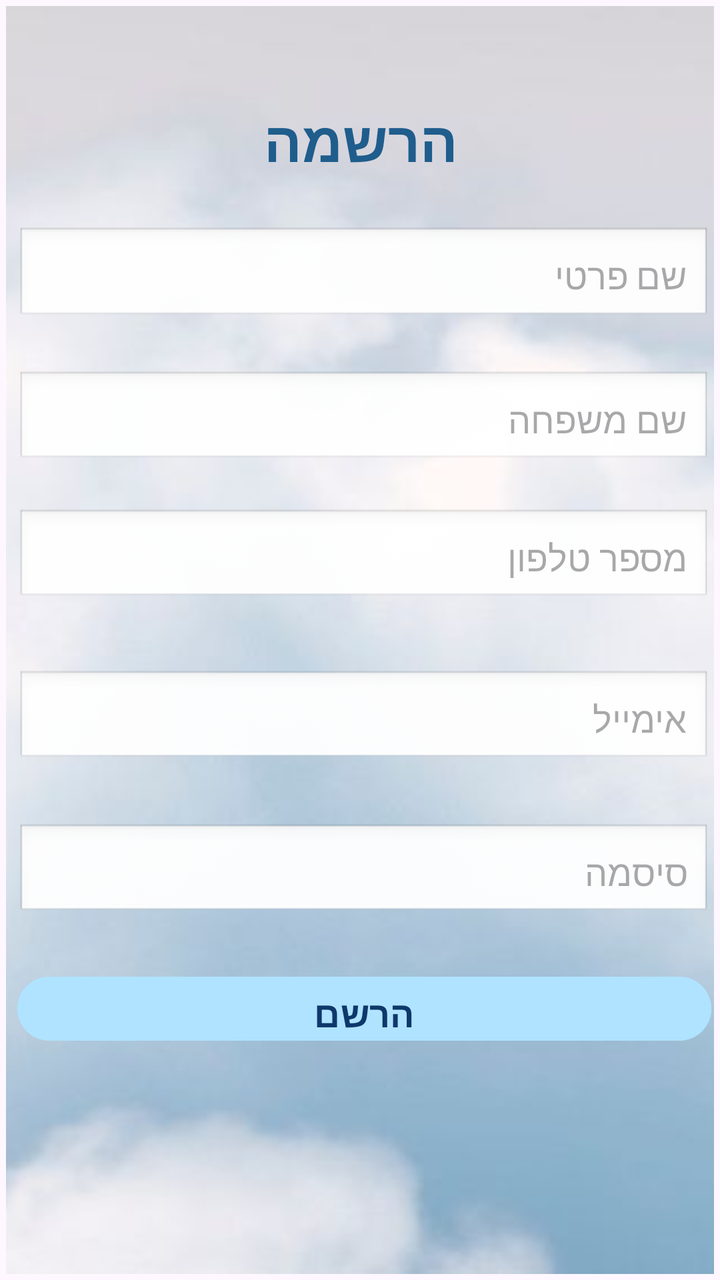
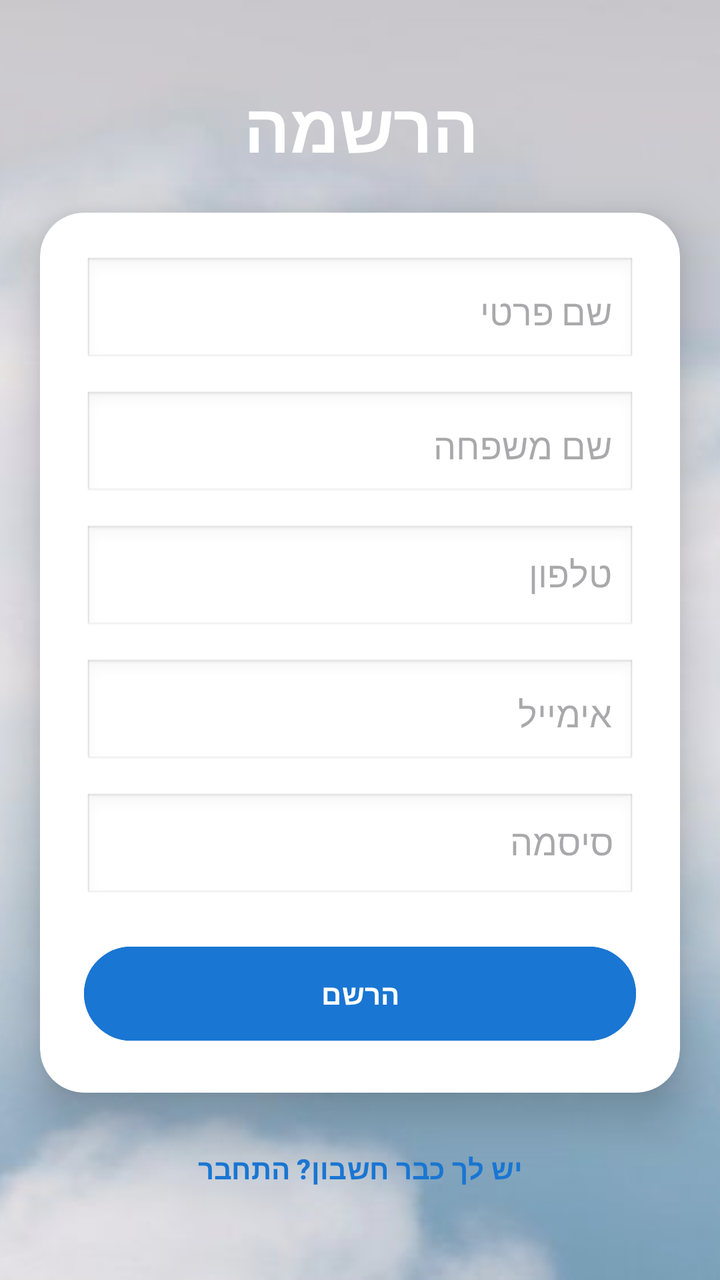

An Android layout rendered at two revisions. The XML below is the earlier revision; the diff shows what the commit changed to produce the second picture.
<!-- AndroidManifest.xml: application theme Theme.ProjectX -->
<!-- res/layout/activity_register.xml -->
<?xml version="1.0" encoding="utf-8"?>
<androidx.constraintlayout.widget.ConstraintLayout xmlns:android="http://schemas.android.com/apk/res/android"
    xmlns:app="http://schemas.android.com/apk/res-auto"
    xmlns:tools="http://schemas.android.com/tools"
    android:id="@+id/main"
    android:layout_width="match_parent"
    android:layout_height="match_parent"
   android:padding="3dp"

    tools:context=".register">

    <ImageView
        android:id="@+id/backgroundImage"
        android:layout_width="0dp"
        android:layout_height="0dp"
        android:adjustViewBounds="true"
        android:clickable="false"
        android:focusable="false"
        android:scaleType="centerCrop"
        android:src="@drawable/back2"
        app:layout_constraintBottom_toBottomOf="parent"
        app:layout_constraintEnd_toEndOf="parent"
        app:layout_constraintHorizontal_bias="0.0"
        app:layout_constraintStart_toStartOf="parent"
        app:layout_constraintTop_toTopOf="parent"
        app:layout_constraintVertical_bias="0.0" />

    <TextView
        android:id="@+id/tvTitle"
        android:layout_width="wrap_content"
        android:layout_height="wrap_content"
        android:text="הרשמה"
        android:textSize="28sp"
        android:textStyle="bold"
        android:textColor="#1F5D8C"
        app:layout_constraintTop_toTopOf="parent"
        app:layout_constraintStart_toStartOf="parent"
        app:layout_constraintEnd_toEndOf="parent"
        android:layout_marginTop="48dp" />

    <EditText
        android:id="@+id/Fname"
        android:layout_width="347dp"
        android:layout_height="49dp"
        android:layout_marginTop="24dp"
        android:background="@android:drawable/edit_text"
        android:hint="שם פרטי"
        android:inputType="textPersonName"
        android:padding="12dp"
        app:layout_constraintEnd_toEndOf="parent"
        app:layout_constraintHorizontal_bias="0.775"
        app:layout_constraintStart_toStartOf="parent"
        app:layout_constraintTop_toBottomOf="@id/tvTitle" />

    <EditText
        android:id="@+id/Lname"
        android:layout_width="347dp"
        android:layout_height="wrap_content"
        android:layout_marginTop="96dp"
        android:background="@android:drawable/edit_text"
        android:hint="שם משפחה"
        android:inputType="textPersonName"
        android:padding="12dp"
        app:layout_constraintEnd_toEndOf="parent"
        app:layout_constraintHorizontal_bias="0.775"
        app:layout_constraintStart_toStartOf="parent"
        app:layout_constraintTop_toBottomOf="@id/tvTitle" />

    <EditText
        android:id="@+id/Phone"
        android:layout_width="347dp"
        android:layout_height="wrap_content"
        android:layout_marginTop="92dp"
        android:background="@android:drawable/edit_text"
        android:gravity="right"
        android:hint="מספר טלפון"
        android:inputType="phone"
        android:padding="12dp"
        app:layout_constraintEnd_toEndOf="parent"
        app:layout_constraintHorizontal_bias="0.775"
        app:layout_constraintStart_toStartOf="parent"
        app:layout_constraintTop_toBottomOf="@id/Fname" />

    <EditText
        android:id="@+id/Email"
        android:layout_width="347dp"
        android:layout_height="wrap_content"
        android:layout_marginTop="32dp"
        android:background="@android:drawable/edit_text"
        android:hint="אימייל"
        android:inputType="textEmailAddress"
        android:padding="12dp"
        app:layout_constraintEnd_toEndOf="parent"
        app:layout_constraintHorizontal_bias="0.775"
        app:layout_constraintStart_toStartOf="parent"
        app:layout_constraintTop_toBottomOf="@id/Phone" />

    <EditText
        android:id="@+id/Password"
        android:layout_width="347dp"
        android:layout_height="wrap_content"
        android:layout_marginTop="28dp"
        android:background="@android:drawable/edit_text"
        android:gravity="right"
        android:hint="סיסמה"
        android:inputType="textPassword"
        android:padding="12dp"
        app:layout_constraintEnd_toEndOf="parent"
        app:layout_constraintHorizontal_bias="0.775"
        app:layout_constraintStart_toStartOf="parent"
        app:layout_constraintTop_toBottomOf="@id/Email" />

    <Button
        android:id="@+id/btnRegister"
        android:layout_width="347dp"
        android:layout_height="40dp"
        android:layout_marginTop="24dp"
        android:backgroundTint="#AFE3FF"
        android:text="הרשם"
        android:textColor="#0E386A"
        android:textSize="18dp"
        android:textStyle="bold"
        app:layout_constraintEnd_toEndOf="parent"
        app:layout_constraintHorizontal_bias="0.821"
        app:layout_constraintStart_toStartOf="parent"
        app:layout_constraintTop_toBottomOf="@id/Password" />

    <TextView
        android:id="@+id/tvlogin"
        android:layout_width="wrap_content"
        android:layout_height="wrap_content"
        android:text=""
        android:textColor="#2196F3"
        android:textSize="16sp"
        android:paddingTop="16dp"
        app:layout_constraintTop_toBottomOf="@id/btnRegister"
        app:layout_constraintStart_toStartOf="parent"
        app:layout_constraintEnd_toEndOf="parent" />

</androidx.constraintlayout.widget.ConstraintLayout>
<!-- resources referenced by this layout -->
<resources>
  <!-- drawable back2: jpg bitmap (drawable, 23840 bytes) -->
  <style name="Theme.ProjectX" parent="Base.Theme.ProjectX" />
  <style name="Base.Theme.ProjectX" parent="Theme.Material3.DayNight.NoActionBar">
          
          
      </style>
</resources>

<!-- the commit's change to res/layout/activity_register.xml (unified diff, before → after) -->
@@ -1,140 +1,141 @@
 <?xml version="1.0" encoding="utf-8"?>
-<androidx.constraintlayout.widget.ConstraintLayout xmlns:android="http://schemas.android.com/apk/res/android"
+<androidx.constraintlayout.widget.ConstraintLayout
+    xmlns:android="http://schemas.android.com/apk/res/android"
     xmlns:app="http://schemas.android.com/apk/res-auto"
-    xmlns:tools="http://schemas.android.com/tools"
     android:id="@+id/main"
     android:layout_width="match_parent"
-    android:layout_height="match_parent"
-   android:padding="3dp"
+    android:layout_height="match_parent">
 
-    tools:context=".register">
-
+    
     <ImageView
         android:id="@+id/backgroundImage"
         android:layout_width="0dp"
         android:layout_height="0dp"
-        android:adjustViewBounds="true"
-        android:clickable="false"
-        android:focusable="false"
+        android:src="@drawable/back2"
         android:scaleType="centerCrop"
-        android:src="@drawable/back2"
+        app:layout_constraintTop_toTopOf="parent"
         app:layout_constraintBottom_toBottomOf="parent"
-        app:layout_constraintEnd_toEndOf="parent"
-        app:layout_constraintHorizontal_bias="0.0"
         app:layout_constraintStart_toStartOf="parent"
+        app:layout_constraintEnd_toEndOf="parent"/>
+
+    
+    <View
+        android:layout_width="0dp"
+        android:layout_height="0dp"
+        android:background="#11000000"
         app:layout_constraintTop_toTopOf="parent"
-        app:layout_constraintVertical_bias="0.0" />
+        app:layout_constraintBottom_toBottomOf="parent"
+        app:layout_constraintStart_toStartOf="parent"
+        app:layout_constraintEnd_toEndOf="parent"/>
 
+    
     <TextView
         android:id="@+id/tvTitle"
         android:layout_width="wrap_content"
         android:layout_height="wrap_content"
         android:text="הרשמה"
-        android:textSize="28sp"
+        android:textSize="34sp"
         android:textStyle="bold"
-        android:textColor="#1F5D8C"
+        android:textColor="#FFFFFF"
         app:layout_constraintTop_toTopOf="parent"
         app:layout_constraintStart_toStartOf="parent"
         app:layout_constraintEnd_toEndOf="parent"
-        android:layout_marginTop="48dp" />
+        android:layout_marginTop="40dp"/>
 
-    <EditText
-        android:id="@+id/Fname"
-        android:layout_width="347dp"
-        android:layout_height="49dp"
-        android:layout_marginTop="24dp"
-        android:background="@android:drawable/edit_text"
-        android:hint="שם פרטי"
-        android:inputType="textPersonName"
-        android:padding="12dp"
-        app:layout_constraintEnd_toEndOf="parent"
-        app:layout_constraintHorizontal_bias="0.775"
+    
+    <androidx.cardview.widget.CardView
+        android:id="@+id/registerCard"
+        android:layout_width="0dp"
+        android:layout_height="wrap_content"
+        android:layout_margin="20dp"
+        app:cardCornerRadius="22dp"
+        app:cardElevation="14dp"
+        app:cardBackgroundColor="#FFFFFF"
+        app:layout_constraintTop_toBottomOf="@id/tvTitle"
         app:layout_constraintStart_toStartOf="parent"
-        app:layout_constraintTop_toBottomOf="@id/tvTitle" />
+        app:layout_constraintEnd_toEndOf="parent">
 
-    <EditText
-        android:id="@+id/Lname"
-        android:layout_width="347dp"
-        android:layout_height="wrap_content"
-        android:layout_marginTop="96dp"
-        android:background="@android:drawable/edit_text"
-        android:hint="שם משפחה"
-        android:inputType="textPersonName"
-        android:padding="12dp"
-        app:layout_constraintEnd_toEndOf="parent"
-        app:layout_constraintHorizontal_bias="0.775"
-        app:layout_constraintStart_toStartOf="parent"
-        app:layout_constraintTop_toBottomOf="@id/tvTitle" />
+        <LinearLayout
+            android:layout_width="match_parent"
+            android:layout_height="wrap_content"
+            android:orientation="vertical"
+            android:padding="22dp">
 
-    <EditText
-        android:id="@+id/Phone"
-        android:layout_width="347dp"
-        android:layout_height="wrap_content"
-        android:layout_marginTop="92dp"
-        android:background="@android:drawable/edit_text"
-        android:gravity="right"
-        android:hint="מספר טלפון"
-        android:inputType="phone"
-        android:padding="12dp"
-        app:layout_constraintEnd_toEndOf="parent"
-        app:layout_constraintHorizontal_bias="0.775"
-        app:layout_constraintStart_toStartOf="parent"
-        app:layout_constraintTop_toBottomOf="@id/Fname" />
+            <EditText
+                android:id="@+id/Fname"
+                android:layout_width="match_parent"
+                android:layout_height="55dp"
+                android:hint="שם פרטי"
+                android:padding="12dp"
+                android:background="@android:drawable/edit_text"
+                android:layout_marginBottom="12dp"/>
 
-    <EditText
-        android:id="@+id/Email"
-        android:layout_width="347dp"
-        android:layout_height="wrap_content"
-        android:layout_marginTop="32dp"
-        android:background="@android:drawable/edit_text"
-        android:hint="אימייל"
-        android:inputType="textEmailAddress"
-        android:padding="12dp"
-        app:layout_constraintEnd_toEndOf="parent"
-        app:layout_constraintHorizontal_bias="0.775"
-        app:layout_constraintStart_toStartOf="parent"
-        app:layout_constraintTop_toBottomOf="@id/Phone" />
+            <EditText
+                android:id="@+id/Lname"
+                android:layout_width="match_parent"
+                android:layout_height="55dp"
+                android:hint="שם משפחה"
+                android:padding="12dp"
+                android:background="@android:drawable/edit_text"
+                android:layout_marginBottom="12dp"/>
 
-    <EditText
-        android:id="@+id/Password"
-        android:layout_width="347dp"
-        android:layout_height="wrap_content"
-        android:layout_marginTop="28dp"
-        android:background="@android:drawable/edit_text"
-        android:gravity="right"
-        android:hint="סיסמה"
-        android:inputType="textPassword"
-        android:padding="12dp"
-        app:layout_constraintEnd_toEndOf="parent"
-        app:layout_constraintHorizontal_bias="0.775"
-        app:layout_constraintStart_toStartOf="parent"
-        app:layout_constraintTop_toBottomOf="@id/Email" />
+            <EditText
+                android:id="@+id/Phone"
+                android:layout_width="match_parent"
+                android:layout_height="55dp"
+                android:hint="טלפון"
+                android:inputType="phone"
+                android:padding="12dp"
 
+                android:gravity="right"
+                android:background="@android:drawable/edit_text"
+                android:layout_marginBottom="12dp"/>
+
+            <EditText
+                android:id="@+id/Email"
+                android:layout_width="match_parent"
+                android:layout_height="55dp"
+                android:hint="אימייל"
+                android:inputType="textEmailAddress"
+                android:padding="12dp"
+                android:background="@android:drawable/edit_text"
+                android:layout_marginBottom="12dp"/>
+
+            <EditText
+                android:id="@+id/Password"
+                android:layout_width="match_parent"
+                android:layout_height="55dp"
+                android:hint="סיסמה"
+                android:inputType="textPassword"
+                android:padding="12dp"
+                android:gravity="right"
+                android:background="@android:drawable/edit_text"
+                android:layout_marginBottom="18dp"/>
+
+            <Button
+                android:id="@+id/btnRegister"
+                android:layout_width="match_parent"
+                android:layout_height="55dp"
+                android:text="הרשם"
+                android:textStyle="bold"
+                android:textColor="#FFFFFF"
+                android:backgroundTint="#1976D2"/>
+        </LinearLayout>
+
+    </androidx.cardview.widget.CardView>
+
+    
     <Button
-        android:id="@+id/btnRegister"
-        android:layout_width="347dp"
-        android:layout_height="40dp"
-        android:layout_marginTop="24dp"
-        android:backgroundTint="#AFE3FF"
-        android:text="הרשם"
-        android:textColor="#0E386A"
-        android:textSize="18dp"
-        android:textStyle="bold"
-        app:layout_constraintEnd_toEndOf="parent"
-        app:layout_constraintHorizontal_bias="0.821"
-        app:layout_constraintStart_toStartOf="parent"
-        app:layout_constraintTop_toBottomOf="@id/Password" />
-
-    <TextView
-        android:id="@+id/tvlogin"
+        android:id="@+id/tblogin"
         android:layout_width="wrap_content"
         android:layout_height="wrap_content"
-        android:text=""
-        android:textColor="#2196F3"
-        android:textSize="16sp"
-        android:paddingTop="16dp"
-        app:layout_constraintTop_toBottomOf="@id/btnRegister"
+        android:text="יש לך כבר חשבון? התחבר"
+        android:textColor="#1976D2"
+        android:background="@android:color/transparent"
+        android:textStyle="bold"
+        android:layout_marginTop="14dp"
+        app:layout_constraintTop_toBottomOf="@id/registerCard"
         app:layout_constraintStart_toStartOf="parent"
-        app:layout_constraintEnd_toEndOf="parent" />
+        app:layout_constraintEnd_toEndOf="parent"/>
 
 </androidx.constraintlayout.widget.ConstraintLayout>
